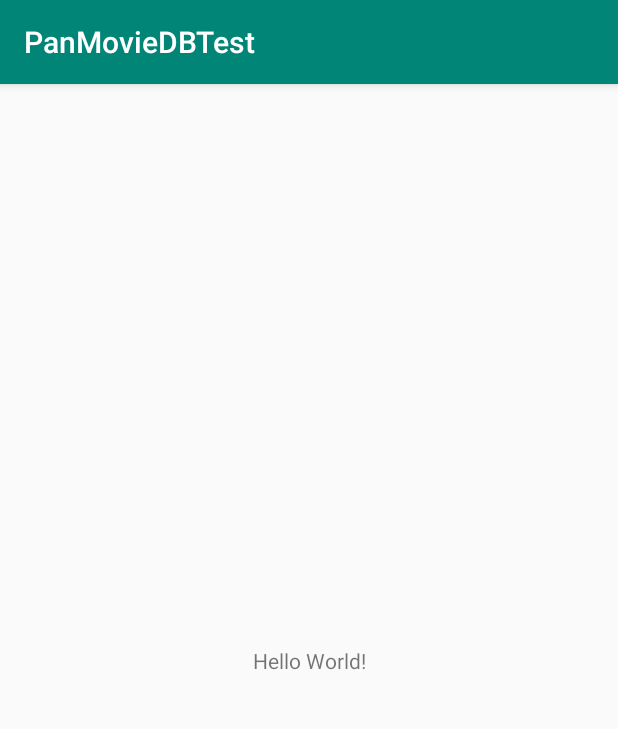
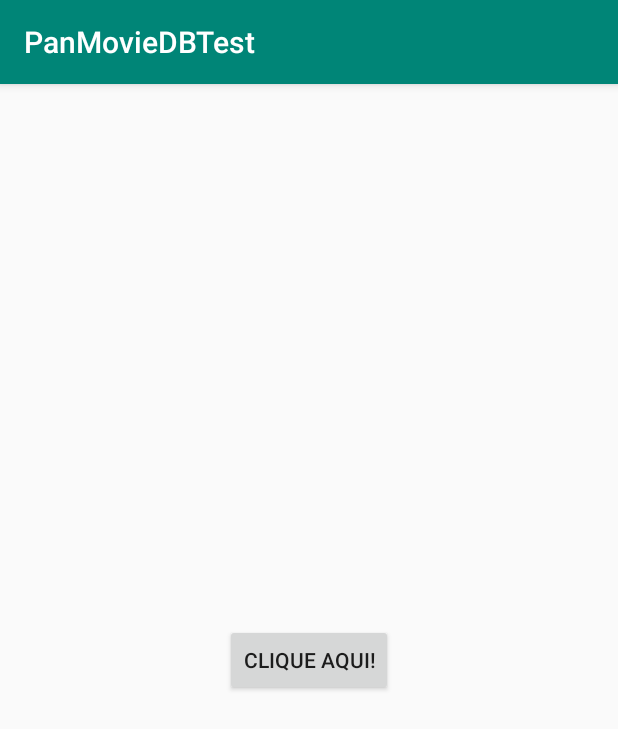
Before and after one commit to erikaAkab/movieTest, an Android app: the screen it shows after launch (MainActivity), on a phone screen of 412 x 824 dp. Shown: the top 729 px of the screen. Run offline under Robolectric (Android 15) with nearby library versions, the phone set to English and light mode, and no system bars.

Commit message:
Injeçao de independencia com novo KOIN, funcionando

```diff
--- a/app/build.gradle
+++ b/app/build.gradle
@@ -8,7 +8,7 @@ android {
     compileSdkVersion 28
     defaultConfig {
         applicationId "com.testepan.moviedb"
-        minSdkVersion 22
+        minSdkVersion 24
         targetSdkVersion 28
         versionCode 1
         versionName "1.0"
@@ -25,6 +25,10 @@ android {
             buildConfigField("String", "API_BASE_URL", '"https://api.themoviedb.org/3/"')
             buildConfigField("String", "API_KEY", '"6d94ae04cb61b4618f9d52ccd9d7e54a"')
         }
+    }
+    compileOptions {
+        sourceCompatibility JavaVersion.VERSION_1_8
+        targetCompatibility JavaVersion.VERSION_1_8
     }
 }
 
--- a/app/src/main/java/com/testepan/moviedb/MainActivity.kt
+++ b/app/src/main/java/com/testepan/moviedb/MainActivity.kt
@@ -1,12 +1,25 @@
 package com.testepan.moviedb
 
+import android.os.Bundle
 import androidx.appcompat.app.AppCompatActivity
-import android.os.Bundle
+import kotlinx.android.synthetic.main.activity_main.*
+import org.jetbrains.anko.toast
+import org.koin.android.ext.android.inject
+import org.koin.core.parameter.parametersOf
 
-class MainActivity : AppCompatActivity() {
+class MainActivity : AppCompatActivity(), MainContract.View {
+
+    private val presenter by inject<MainContract.Presenter> { parametersOf(this) }
 
     override fun onCreate(savedInstanceState: Bundle?) {
         super.onCreate(savedInstanceState)
         setContentView(R.layout.activity_main)
+        buttonStart.setOnClickListener {
+            presenter.getMovieList()
+        }
+    }
+
+    override fun showMovieList(list: String) {
+        toast(list)
     }
 }
--- a/app/src/main/java/com/testepan/moviedb/MovieDBApplication.kt
+++ b/app/src/main/java/com/testepan/moviedb/MovieDBApplication.kt
@@ -1,9 +1,7 @@
 package com.testepan.moviedb
 
 import android.app.Application
-import com.testepan.data.di.DataModule.dataModule
-import com.testepan.domain.di.DomainModule.domainModule
-import com.testepan.moviedb.di.ApplicationModule.appModule
+import com.testepan.moviedb.di.PresenterModule.presenterModule
 import org.koin.android.ext.koin.androidContext
 import org.koin.android.ext.koin.androidLogger
 import org.koin.core.context.startKoin
@@ -17,8 +15,7 @@ class MovieDBApplication : Application() {
         startKoin {
             androidLogger(Level.DEBUG)
             androidContext(this@MovieDBApplication)
-            modules(listOf(appModule, dataModule, domainModule))
+            modules(presenterModule)
         }
     }
-
 }
--- /dev/null
+++ b/app/src/main/java/com/testepan/moviedb/di/PresenterModule.kt
@@ -0,0 +1,11 @@
+package com.testepan.moviedb.di
+
+import com.testepan.moviedb.MainContract
+import com.testepan.moviedb.MainPresenter
+import org.koin.dsl.module
+
+object PresenterModule {
+    val presenterModule = module {
+        single <MainContract.Presenter>{ (view: MainContract.View) -> MainPresenter(view) }
+    }
+}
--- a/app/src/main/res/layout/activity_main.xml
+++ b/app/src/main/res/layout/activity_main.xml
@@ -3,17 +3,18 @@
         xmlns:android="http://schemas.android.com/apk/res/android"
         xmlns:tools="http://schemas.android.com/tools"
         xmlns:app="http://schemas.android.com/apk/res-auto"
-        android:layout_width="match_parent"
-        android:layout_height="match_parent"
+        android:layout_width="match_parent" android:layout_height="match_parent"
         tools:context=".MainActivity">
 
-    <TextView
+    <Button
+            android:id="@+id/buttonStart"
             android:layout_width="wrap_content"
             android:layout_height="wrap_content"
-            android:text="Hello World!"
+            app:layout_constraintTop_toTopOf="parent"
             app:layout_constraintBottom_toBottomOf="parent"
+            app:layout_constraintRight_toRightOf="parent"
             app:layout_constraintLeft_toLeftOf="parent"
-            app:layout_constraintRight_toRightOf="parent"
-            app:layout_constraintTop_toTopOf="parent"/>
+            android:text="@string/clique_aqui"/>
+
 
 </androidx.constraintlayout.widget.ConstraintLayout>
--- a/app/src/main/res/values/strings.xml
+++ b/app/src/main/res/values/strings.xml
@@ -1,3 +1,4 @@
 <resources>
     <string name="app_name">PanMovieDBTest</string>
+    <string name="clique_aqui">Clique aqui!</string>
 </resources>
--- a/build.gradle
+++ b/build.gradle
@@ -6,8 +6,8 @@ buildscript {
     repositories {
         google()
         jcenter()
+    }
 
-    }
     dependencies {
         classpath 'com.android.tools.build:gradle:3.3.2'
         classpath "org.jetbrains.kotlin:kotlin-gradle-plugin:$kotlin_version"
@@ -22,7 +22,6 @@ allprojects {
     repositories {
         google()
         jcenter()
-
     }
 }
 
--- a/data/build.gradle
+++ b/data/build.gradle
@@ -21,6 +21,11 @@ android {
         release {
             minifyEnabled false
             proguardFiles getDefaultProguardFile('proguard-android-optimize.txt'), 'proguard-rules.pro'
+        }
+        debug {
+            minifyEnabled false
+            buildConfigField("String", "API_BASE_URL", '"https://api.themoviedb.org/3/"')
+            buildConfigField("String", "API_KEY", '"6d94ae04cb61b4618f9d52ccd9d7e54a"')
         }
     }
 
--- a/data/src/main/java/com/testepan/data/ApiResponse.kt
+++ b/data/src/main/java/com/testepan/data/ApiResponse.kt
@@ -4,5 +4,4 @@ import com.google.gson.annotations.SerializedName
 
 data class ApiResponse<T>(
     @SerializedName("results") val results: T
-
 )
--- a/data/src/main/java/com/testepan/data/di/DataModule.kt
+++ b/data/src/main/java/com/testepan/data/di/DataModule.kt
@@ -7,7 +7,6 @@ import org.koin.dsl.module
 object DataModule {
 
     val dataModule = module {
-
         single<MoviesRepository> {
             MoviesRepositoryImpl(movieService = get())
         }
--- a/data/src/main/java/com/testepan/data/repository/MoviesRepositoryImpl.kt
+++ b/data/src/main/java/com/testepan/data/repository/MoviesRepositoryImpl.kt
@@ -1,14 +1,14 @@
 package com.testepan.data.repository
 
 import com.testepan.data.mapper.MoviesMapper
+import com.testepan.data.service.MovieService
 import com.testepan.domain.business.Movie
 import com.testepan.domain.repository.MoviesRepository
-import com.testepan.data.service.MovieService
 import io.reactivex.Observable
 
 class MoviesRepositoryImpl(val movieService: MovieService): MoviesRepository {
     override fun listPopularMovies(): Observable<List<Movie>> {
-        return movieService.getPopularMovies("").map{
+        return movieService.getPopularMovies().map{
             MoviesMapper.mapFrom(it.results)
         }
     }
--- a/data/src/main/java/com/testepan/data/service/MovieService.kt
+++ b/data/src/main/java/com/testepan/data/service/MovieService.kt
@@ -1,13 +1,13 @@
 package com.testepan.data.service
 
 import com.testepan.data.ApiResponse
+import com.testepan.data.BuildConfig
 import com.testepan.data.MovieResponse
 import io.reactivex.Observable
 import retrofit2.http.GET
-import retrofit2.http.Query
 
 interface MovieService {
 
-    @GET("discover/movie?sort_by=popularity.desc&api_key={api_key}")
-    fun getPopularMovies(@Query("api_key") key : String) : Observable<ApiResponse<List<MovieResponse>>>
+    @GET("discover/movie?sort_by=popularity.desc&api_key=${BuildConfig.API_KEY}")
+    fun getPopularMovies(): Observable<ApiResponse<List<MovieResponse>>>
 }
--- a/domain/src/main/java/com/testepan/domain/di/DomainModule.kt
+++ b/domain/src/main/java/com/testepan/domain/di/DomainModule.kt
@@ -7,7 +7,6 @@ import org.koin.dsl.module
 object DomainModule {
 
     val domainModule = module {
-
         single<ListMovies> {
             ListMoviesImpl(repository = get())
         }
```
Also changed, not shown: app/src/main/java/com/testepan/moviedb/MainContract.kt (added, +11 -0 lines), app/src/main/java/com/testepan/moviedb/MainPresenter.kt (added, +9 -0 lines), domain/build.gradle (+0 -12 lines).
